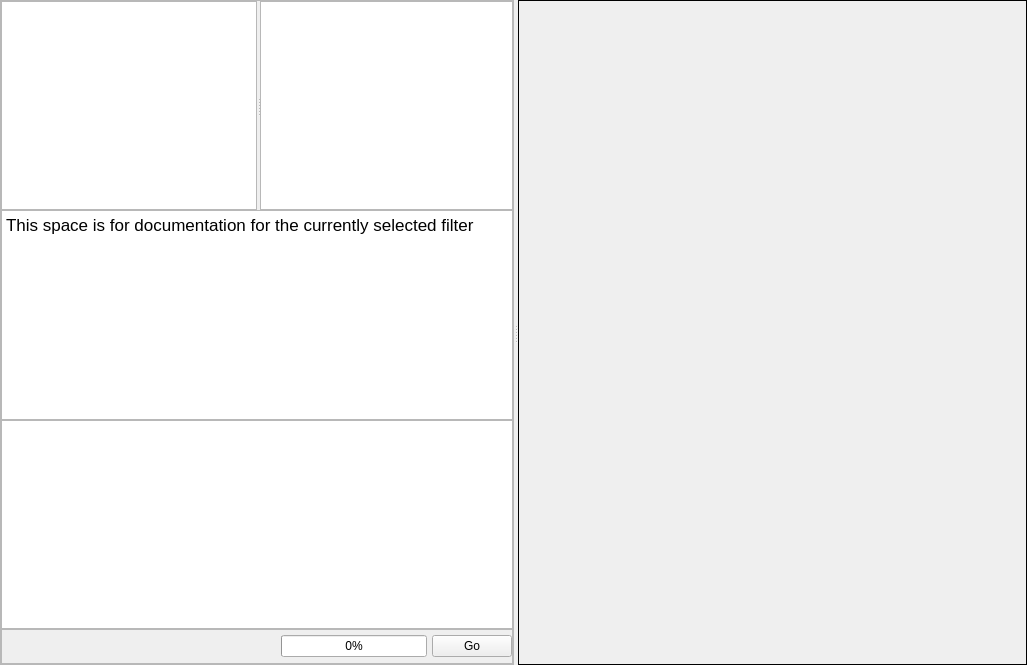
Old version of the form Source/Plugins/PipelineBuilder/UI/PipelineBuilderWidget.ui in the repository BlueQuartzSoftware/DREAM3D.
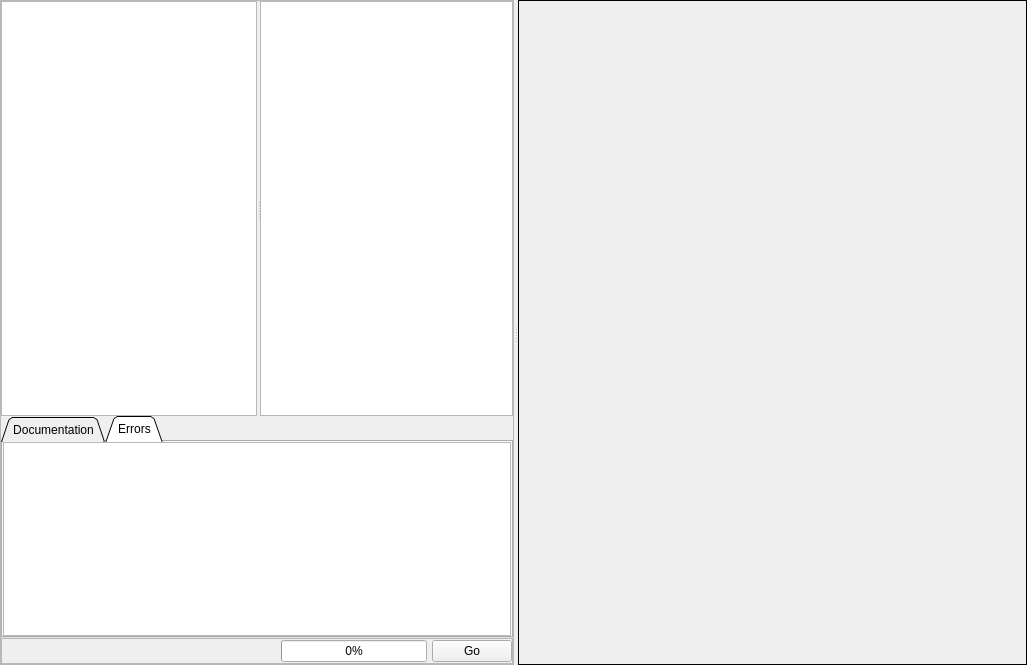
New version of the form. The open tabs and pages were chosen to show the change. Icons and pictures are not drawn. Custom widgets are drawn as their Qt base class.

```diff
--- a/Source/Plugins/PipelineBuilder/UI/PipelineBuilderWidget.ui
+++ b/Source/Plugins/PipelineBuilder/UI/PipelineBuilderWidget.ui
@@ -44,46 +44,112 @@
        <property name="spacing">
         <number>0</number>
        </property>
-       <item row="1" column="0" colspan="2">
-        <widget class="QTextEdit" name="helpTextEdit">
+       <item row="0" column="1">
+        <widget class="QSplitter" name="splitter_2">
          <property name="sizePolicy">
-          <sizepolicy hsizetype="Preferred" vsizetype="Preferred">
+          <sizepolicy hsizetype="Expanding" vsizetype="Preferred">
            <horstretch>0</horstretch>
-           <verstretch>0</verstretch>
-          </sizepolicy>
-         </property>
-         <property name="autoFillBackground">
-          <bool>false</bool>
-         </property>
-         <property name="readOnly">
-          <bool>true</bool>
-         </property>
-         <property name="html">
-          <string>&lt;!DOCTYPE HTML PUBLIC &quot;-//W3C//DTD HTML 4.0//EN&quot; &quot;http://www.w3.org/TR/REC-html40/strict.dtd&quot;&gt;
-&lt;html&gt;&lt;head&gt;&lt;meta name=&quot;qrichtext&quot; content=&quot;1&quot; /&gt;&lt;style type=&quot;text/css&quot;&gt;
-p, li { white-space: pre-wrap; }
-&lt;/style&gt;&lt;/head&gt;&lt;body style=&quot; font-family:'Lucida Grande'; font-size:13pt; font-weight:400; font-style:normal;&quot;&gt;
-&lt;p style=&quot; margin-top:0px; margin-bottom:0px; margin-left:0px; margin-right:0px; -qt-block-indent:0; text-indent:0px;&quot;&gt;This space is for documentation for the currently selected filter&lt;/p&gt;&lt;/body&gt;&lt;/html&gt;</string>
-         </property>
-        </widget>
-       </item>
-       <item row="2" column="0" colspan="2">
-        <widget class="QTextEdit" name="errorsTextEdit">
-         <property name="sizePolicy">
-          <sizepolicy hsizetype="Preferred" vsizetype="Preferred">
-           <horstretch>0</horstretch>
-           <verstretch>0</verstretch>
+           <verstretch>1</verstretch>
           </sizepolicy>
          </property>
          <property name="styleSheet">
-          <string notr="true">QTextEdit {image: url(:/filterWidgetBorder.png);}</string>
+          <string notr="true"> QSplitter::handle {
+	color: rgb(215, 215, 215);
+ }</string>
          </property>
-         <property name="readOnly">
-          <bool>true</bool>
+         <property name="orientation">
+          <enum>Qt::Horizontal</enum>
          </property>
+         <property name="handleWidth">
+          <number>3</number>
+         </property>
+         <widget class="QTreeWidget" name="filterLibraryTree">
+          <property name="sizePolicy">
+           <sizepolicy hsizetype="Preferred" vsizetype="Preferred">
+            <horstretch>0</horstretch>
+            <verstretch>0</verstretch>
+           </sizepolicy>
+          </property>
+          <property name="maximumSize">
+           <size>
+            <width>16777215</width>
+            <height>16777215</height>
+           </size>
+          </property>
+          <property name="verticalScrollBarPolicy">
+           <enum>Qt::ScrollBarAsNeeded</enum>
+          </property>
+          <property name="horizontalScrollBarPolicy">
+           <enum>Qt::ScrollBarAsNeeded</enum>
+          </property>
+          <property name="alternatingRowColors">
+           <bool>true</bool>
+          </property>
+          <property name="verticalScrollMode">
+           <enum>QAbstractItemView::ScrollPerPixel</enum>
+          </property>
+          <property name="uniformRowHeights">
+           <bool>true</bool>
+          </property>
+          <property name="animated">
+           <bool>true</bool>
+          </property>
+          <property name="headerHidden">
+           <bool>true</bool>
+          </property>
+          <column>
+           <property name="text">
+            <string notr="true">1</string>
+           </property>
+          </column>
+         </widget>
+         <widget class="QFilterListWidget" name="filterList">
+          <property name="sizePolicy">
+           <sizepolicy hsizetype="Preferred" vsizetype="Preferred">
+            <horstretch>1</horstretch>
+            <verstretch>0</verstretch>
+           </sizepolicy>
+          </property>
+          <property name="maximumSize">
+           <size>
+            <width>16777215</width>
+            <height>16777215</height>
+           </size>
+          </property>
+          <property name="horizontalScrollBarPolicy">
+           <enum>Qt::ScrollBarAsNeeded</enum>
+          </property>
+          <property name="editTriggers">
+           <set>QAbstractItemView::NoEditTriggers</set>
+          </property>
+          <property name="showDropIndicator" stdset="0">
+           <bool>false</bool>
+          </property>
+          <property name="dragEnabled">
+           <bool>true</bool>
+          </property>
+          <property name="dragDropMode">
+           <enum>QAbstractItemView::DragOnly</enum>
+          </property>
+          <property name="defaultDropAction">
+           <enum>Qt::ActionMask</enum>
+          </property>
+          <property name="alternatingRowColors">
+           <bool>true</bool>
+          </property>
+          <property name="verticalScrollMode">
+           <enum>QAbstractItemView::ScrollPerPixel</enum>
+          </property>
+          <property name="horizontalScrollMode">
+           <enum>QAbstractItemView::ScrollPerPixel</enum>
+          </property>
+          <property name="sortingEnabled">
+           <bool>true</bool>
+          </property>
+         </widget>
         </widget>
        </item>
-       <item row="3" column="0" colspan="2">
+       <item row="3" column="1">
         <widget class="QFrame" name="frame_2">
          <property name="sizePolicy">
           <sizepolicy hsizetype="Preferred" vsizetype="Preferred">
@@ -359,102 +425,84 @@
          </layout>
         </widget>
        </item>
-       <item row="0" column="0">
-        <widget class="QSplitter" name="splitter_2">
-         <property name="styleSheet">
-          <string notr="true"> QSplitter::handle {
-	color: rgb(215, 215, 215);
- }</string>
+       <item row="1" column="1">
+        <widget class="QTabWidget" name="docErrorTabs">
+         <property name="maximumSize">
+          <size>
+           <width>16777215</width>
+           <height>250</height>
+          </size>
          </property>
-         <property name="orientation">
-          <enum>Qt::Horizontal</enum>
+         <property name="tabShape">
+          <enum>QTabWidget::Triangular</enum>
          </property>
-         <property name="handleWidth">
-          <number>3</number>
+         <property name="currentIndex">
+          <number>0</number>
          </property>
-         <widget class="QTreeWidget" name="filterLibraryTree">
-          <property name="sizePolicy">
-           <sizepolicy hsizetype="Preferred" vsizetype="Preferred">
-            <horstretch>0</horstretch>
-            <verstretch>0</verstretch>
-           </sizepolicy>
-          </property>
-          <property name="maximumSize">
-           <size>
-            <width>16777215</width>
-            <height>16777215</height>
-           </size>
-          </property>
-          <property name="verticalScrollBarPolicy">
-           <enum>Qt::ScrollBarAsNeeded</enum>
-          </property>
-          <property name="horizontalScrollBarPolicy">
-           <enum>Qt::ScrollBarAsNeeded</enum>
-          </property>
-          <property name="alternatingRowColors">
-           <bool>true</bool>
-          </property>
-          <property name="verticalScrollMode">
-           <enum>QAbstractItemView::ScrollPerPixel</enum>
-          </property>
-          <property name="uniformRowHeights">
-           <bool>true</bool>
-          </property>
-          <property name="animated">
-           <bool>true</bool>
-          </property>
-          <property name="headerHidden">
-           <bool>true</bool>
-          </property>
-          <column>
-           <property name="text">
-            <string notr="true">1</string>
+         <widget class="QWidget" name="tab">
+          <attribute name="title">
+           <string>Documentation</string>
+          </attribute>
+          <layout class="QVBoxLayout" name="verticalLayout_2">
+           <property name="spacing">
+            <number>0</number>
            </property>
-          </column>
+           <property name="margin">
+            <number>0</number>
+           </property>
+           <item>
+            <widget class="QTextEdit" name="helpTextEdit">
+             <property name="sizePolicy">
+              <sizepolicy hsizetype="Preferred" vsizetype="Preferred">
+               <horstretch>0</horstretch>
+               <verstretch>0</verstretch>
+              </sizepolicy>
+             </property>
+             <property name="autoFillBackground">
+              <bool>false</bool>
+             </property>
+             <property name="readOnly">
+              <bool>true</bool>
+             </property>
+             <property name="html">
+              <string>&lt;!DOCTYPE HTML PUBLIC &quot;-//W3C//DTD HTML 4.0//EN&quot; &quot;http://www.w3.org/TR/REC-html40/strict.dtd&quot;&gt;
+&lt;html&gt;&lt;head&gt;&lt;meta name=&quot;qrichtext&quot; content=&quot;1&quot; /&gt;&lt;style type=&quot;text/css&quot;&gt;
+p, li { white-space: pre-wrap; }
+&lt;/style&gt;&lt;/head&gt;&lt;body style=&quot; font-family:'Lucida Grande'; font-size:13pt; font-weight:400; font-style:normal;&quot;&gt;
+&lt;p style=&quot; margin-top:0px; margin-bottom:0px; margin-left:0px; margin-right:0px; -qt-block-indent:0; text-indent:0px;&quot;&gt;This space is for documentation for the currently selected filter&lt;/p&gt;&lt;/body&gt;&lt;/html&gt;</string>
+             </property>
+            </widget>
+           </item>
+          </layout>
          </widget>
-         <widget class="QFilterListWidget" name="filterList">
-          <property name="sizePolicy">
-           <sizepolicy hsizetype="Preferred" vsizetype="Preferred">
-            <horstretch>1</horstretch>
-            <verstretch>0</verstretch>
-           </sizepolicy>
-          </property>
-          <property name="maximumSize">
-           <size>
-            <width>16777215</width>
-            <height>16777215</height>
-           </size>
-          </property>
-          <property name="horizontalScrollBarPolicy">
-           <enum>Qt::ScrollBarAsNeeded</enum>
-          </property>
-          <property name="editTriggers">
-           <set>QAbstractItemView::NoEditTriggers</set>
-          </property>
-          <property name="showDropIndicator" stdset="0">
-           <bool>false</bool>
-          </property>
-          <property name="dragEnabled">
-           <bool>true</bool>
-          </property>
-          <property name="dragDropMode">
-           <enum>QAbstractItemView::DragOnly</enum>
-          </property>
-          <property name="defaultDropAction">
-           <enum>Qt::ActionMask</enum>
-          </property>
-          <property name="alternatingRowColors">
-           <bool>true</bool>
-          </property>
-          <property name="verticalScrollMode">
-           <enum>QAbstractItemView::ScrollPerPixel</enum>
-          </property>
-          <property name="horizontalScrollMode">
-           <enum>QAbstractItemView::ScrollPerPixel</enum>
-          </property>
-          <property name="sortingEnabled">
-           <bool>true</bool>
-          </property>
+         <widget class="QWidget" name="tab_2">
+          <attribute name="title">
+           <string>Errors</string>
+          </attribute>
+          <layout class="QVBoxLayout" name="verticalLayout_3">
+           <property name="spacing">
+            <number>0</number>
+           </property>
+           <property name="margin">
+            <number>0</number>
+           </property>
+           <item>
+            <widget class="QTextEdit" name="errorsTextEdit">
+             <property name="sizePolicy">
+              <sizepolicy hsizetype="Preferred" vsizetype="Preferred">
+               <horstretch>0</horstretch>
+               <verstretch>0</verstretch>
+              </sizepolicy>
+             </property>
+             <property name="styleSheet">
+              <string notr="true">QTextEdit {image: url(:/filterWidgetBorder.png);}</string>
+             </property>
+             <property name="readOnly">
+              <bool>true</bool>
+             </property>
+            </widget>
+           </item>
+          </layout>
          </widget>
         </widget>
        </item>
```
Left out of the diff: 2 changed lines with no effect on the pictures.
